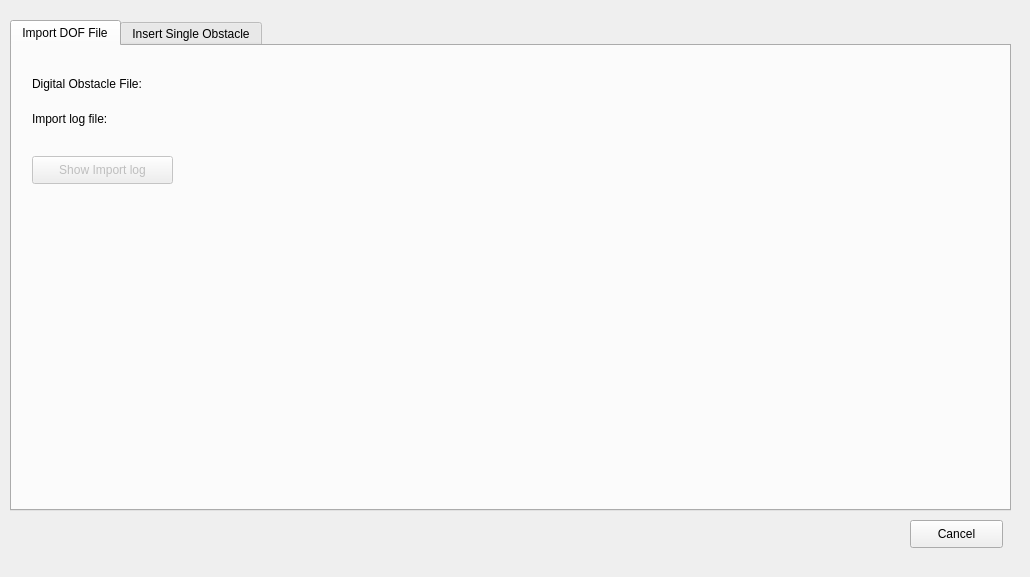
This is obstacle_faa_dof_db/obstacle_faa_dof_db_dialog_base.ui in strpaw/ObstacleDatabase_FAA_DOF as Qt 5 draws it before an edit. The edited form follows.
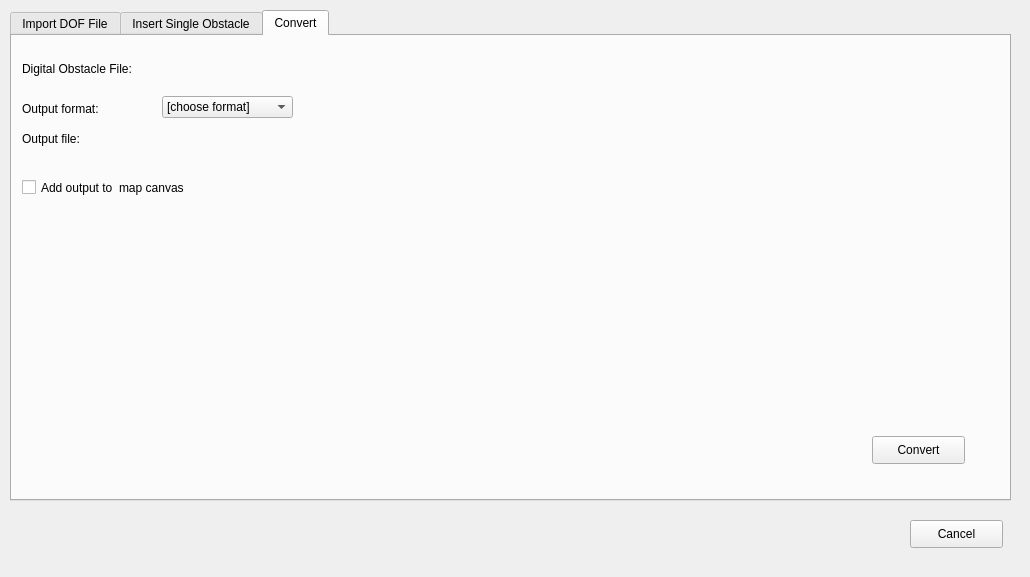
This is the edited form. Custom widgets are drawn as their Qt base class.

Commit message: Add conversion DOF dat file into CSV file

What changed in the file:
```diff
--- a/obstacle_faa_dof_db/obstacle_faa_dof_db_dialog_base.ui
+++ b/obstacle_faa_dof_db/obstacle_faa_dof_db_dialog_base.ui
@@ -17,13 +17,13 @@
    <property name="geometry">
     <rect>
      <x>10</x>
-     <y>20</y>
+     <y>10</y>
      <width>1001</width>
      <height>491</height>
     </rect>
    </property>
    <property name="currentIndex">
-    <number>0</number>
+    <number>2</number>
    </property>
    <widget class="QWidget" name="tab">
     <attribute name="title">
@@ -100,6 +100,129 @@
      <string>Insert Single Obstacle</string>
     </attribute>
    </widget>
+   <widget class="QWidget" name="tab_3">
+    <attribute name="title">
+     <string>Convert</string>
+    </attribute>
+    <widget class="QgsFileWidget" name="mQgsFileWidgetConversionDOFInput">
+     <property name="geometry">
+      <rect>
+       <x>150</x>
+       <y>20</y>
+       <width>821</width>
+       <height>27</height>
+      </rect>
+     </property>
+    </widget>
+    <widget class="QLabel" name="label_3">
+     <property name="geometry">
+      <rect>
+       <x>10</x>
+       <y>25</y>
+       <width>131</width>
+       <height>16</height>
+      </rect>
+     </property>
+     <property name="text">
+      <string>Digital Obstacle File:</string>
+     </property>
+    </widget>
+    <widget class="QLabel" name="label_4">
+     <property name="geometry">
+      <rect>
+       <x>10</x>
+       <y>65</y>
+       <width>101</width>
+       <height>16</height>
+      </rect>
+     </property>
+     <property name="text">
+      <string>Output format:</string>
+     </property>
+    </widget>
+    <widget class="QLabel" name="label_5">
+     <property name="geometry">
+      <rect>
+       <x>10</x>
+       <y>95</y>
+       <width>111</width>
+       <height>16</height>
+      </rect>
+     </property>
+     <property name="text">
+      <string>Output file:</string>
+     </property>
+    </widget>
+    <widget class="QComboBox" name="comboBoxConversionDOFOutputFormat">
+     <property name="geometry">
+      <rect>
+       <x>150</x>
+       <y>60</y>
+       <width>131</width>
+       <height>22</height>
+      </rect>
+     </property>
+     <item>
+      <property name="text">
+       <string>[choose format]</string>
+      </property>
+     </item>
+     <item>
+      <property name="text">
+       <string>csv</string>
+      </property>
+     </item>
+     <item>
+      <property name="text">
+       <string>shp</string>
+      </property>
+     </item>
+     <item>
+      <property name="text">
+       <string>kml</string>
+      </property>
+     </item>
+    </widget>
+    <widget class="QgsFileWidget" name="mQgsFileWidgetConversionDOFOutput">
+     <property name="geometry">
+      <rect>
+       <x>150</x>
+       <y>90</y>
+       <width>821</width>
+       <height>27</height>
+      </rect>
+     </property>
+     <property name="storageMode">
+      <enum>QgsFileWidget::SaveFile</enum>
+     </property>
+    </widget>
+    <widget class="QCheckBox" name="checkBoxAddOutputToMap">
+     <property name="geometry">
+      <rect>
+       <x>10</x>
+       <y>140</y>
+       <width>231</width>
+       <height>23</height>
+      </rect>
+     </property>
+     <property name="text">
+      <string>Add output to  map canvas</string>
+     </property>
+    </widget>
+    <widget class="QPushButton" name="pushButtonConvertDOF">
+     <property name="geometry">
+      <rect>
+       <x>860</x>
+       <y>400</y>
+       <width>93</width>
+       <height>28</height>
+      </rect>
+     </property>
+     <property name="text">
+      <string>Convert</string>
+     </property>
+    </widget>
+   </widget>
   </widget>
   <widget class="QPushButton" name="pushButtonCancel">
    <property name="geometry">
```
The commit also changes 3 other files.
